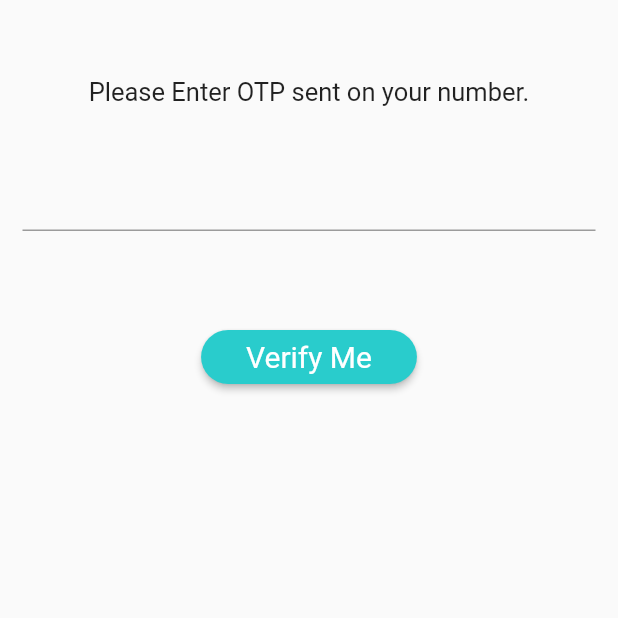
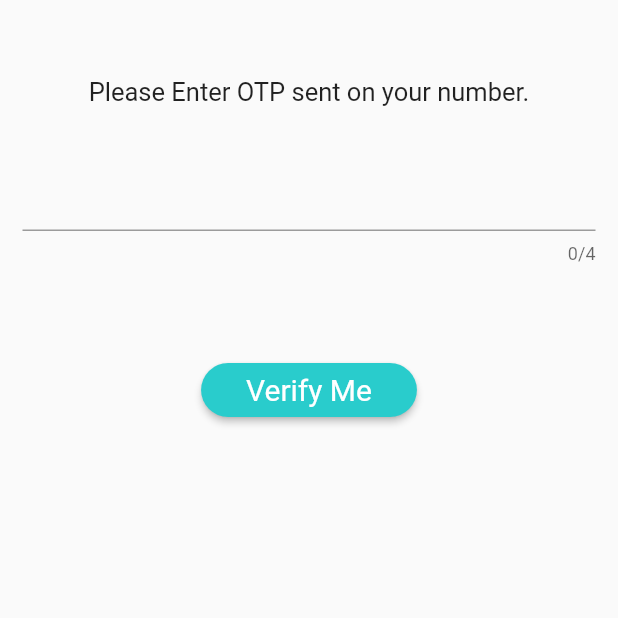
Before and after one commit to SoorajSahu/Flutter_prectice, a Flutter app: the OtpVarify screen opened by its route, on a phone screen of 412 x 824 dp, the top half of it. Run offline on Flutter 3.47's test engine with Material 2 defaults, Android fonts, the phone set to English and light mode, and no system bars; our stand-ins replace google_fonts; missing offline and left inert: flutter_session.

Commit message:
my second commit

```diff
--- a/lib/pages/verifyotp.dart
+++ b/lib/pages/verifyotp.dart
@@ -17,8 +17,6 @@ class _OtpVarifyState extends State<OtpVarify> {
       text = text + value;
     });
   }
-
-
 
   // dynamic phoneNum =  FlutterSession().get('phoneNumber');
 
@@ -50,11 +48,11 @@ class _OtpVarifyState extends State<OtpVarify> {
               height: 35,
             ),
             Container(
-              constraints: const BoxConstraints(maxWidth: 500),
-              child:TextFormField(
-                keyboardType: TextInputType.number,
-              )
-            ),
+                constraints: const BoxConstraints(maxWidth: 500),
+                child: TextFormField(
+                  keyboardType: TextInputType.number,
+                  maxLength: 4,
+                )),
             SizedBox(
               height: 60,
             ),
```
